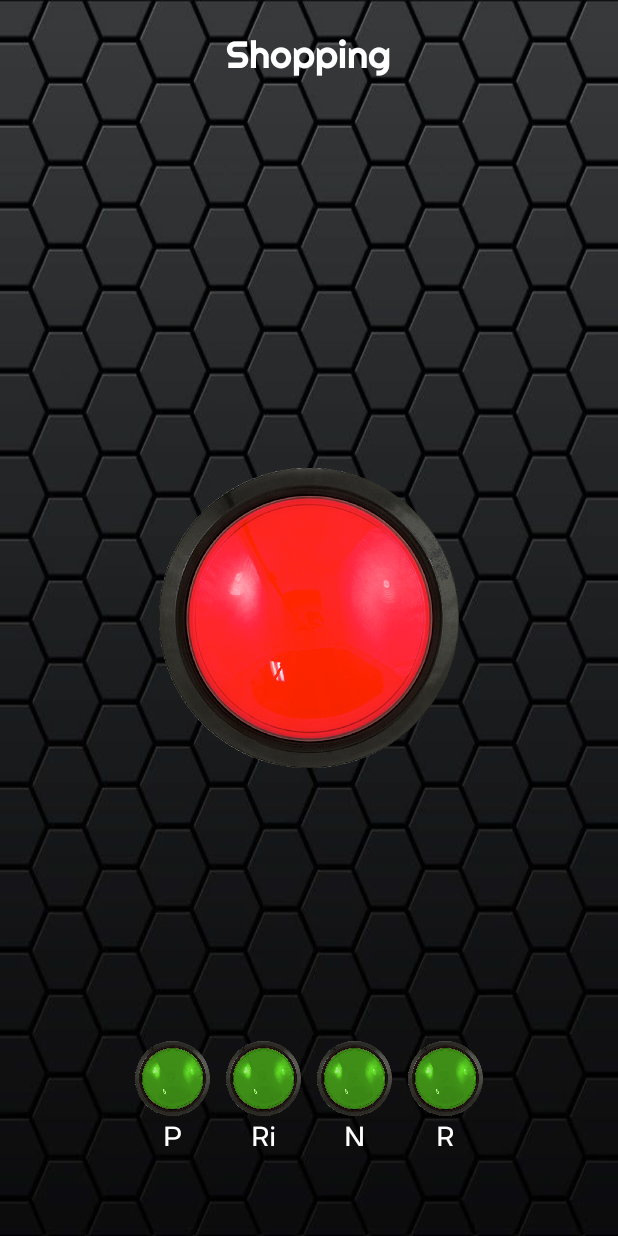
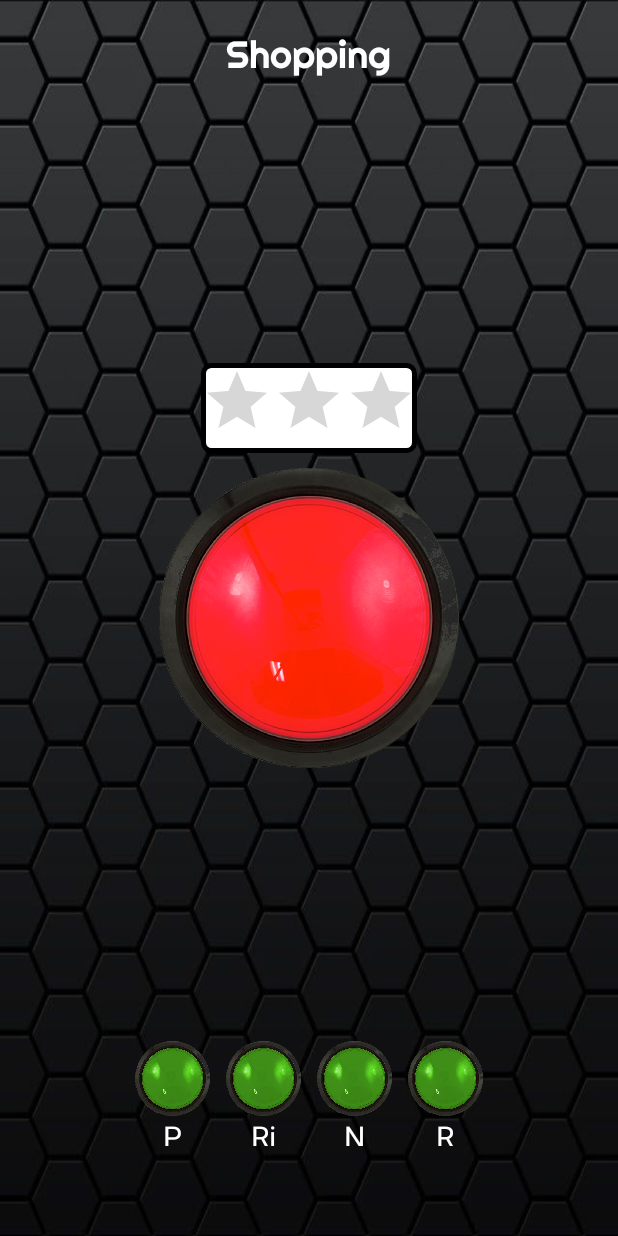
Before and after one commit to SteeveDevelopmentTeam/SteeveRepository, an Android app: the ShoppingActivity screen opened directly, with no data from a screen before it, on a phone screen of 412 x 824 dp. Run offline under Robolectric (Android 15) with nearby library versions, the phone set to English and light mode, and no system bars.

Commit message:
ShoppingActivity fully working  - Increased allowed heap size (to avoid outOfMemory Error). The App needs a memory usage/disposal optimization

```diff
--- a/app/src/main/AndroidManifest.xml
+++ b/app/src/main/AndroidManifest.xml
@@ -7,7 +7,8 @@
         android:icon="@mipmap/ic_launcher"
         android:label="@string/app_name"
         android:supportsRtl="true"
-        android:theme="@style/AppTheme">
+        android:theme="@style/AppTheme"
+        android:largeHeap="true">
         <activity
             android:name=".WelcomeActivity"
             android:label="@string/app_name"
--- a/app/src/main/java/com/steeve/steeveapp/EditDebtsActivity.java
+++ b/app/src/main/java/com/steeve/steeveapp/EditDebtsActivity.java
@@ -416,4 +416,9 @@ public class EditDebtsActivity  extends Activity{
         transactionLV.setAdapter(transactionAdapter);
     }
 
+    @Override
+    protected void onDestroy() {
+        super.onDestroy();
+        Runtime.getRuntime().gc();
+    }
 }
--- a/app/src/main/java/com/steeve/steeveapp/JSONDecoder.java
+++ b/app/src/main/java/com/steeve/steeveapp/JSONDecoder.java
@@ -116,7 +116,8 @@ class JSONDecoder {
         JSONObject obj2 = (JSONObject) reader.get(userId);
         String user = (String) obj2.get("User");
         String need = (String) obj2.get("Need");
-        String[] shoppingData = new String[]{user, need};
+        String amount = (String) obj2.get("Amount");
+        String[] shoppingData = new String[]{user, need, amount};
         return shoppingData;
     }
 }
--- a/app/src/main/java/com/steeve/steeveapp/MainActivity.java
+++ b/app/src/main/java/com/steeve/steeveapp/MainActivity.java
@@ -47,6 +47,7 @@ public class MainActivity extends Activity{
         SharedPreferences.Editor editor = getSharedPreferences("loginCounterPreference", MODE_PRIVATE).edit();
         editor.putInt("loginCounter", loginCount);
         editor.commit();
+        Runtime.getRuntime().gc();
     }
 
     private void updateCounter() {
@@ -54,4 +55,5 @@ public class MainActivity extends Activity{
         TextView counterTextView = (TextView) findViewById(R.id.loginCounterText);
         counterTextView.setText(loginCount.toString());
     }
+
 }
--- /dev/null
+++ b/app/src/main/res/drawable/rating_bar_background.xml
@@ -0,0 +1,9 @@
+<?xml version="1.0" encoding="utf-8"?>
+<shape xmlns:android="http://schemas.android.com/apk/res/android"
+    android:shape="rectangle">
+    <solid android:color="#fff" />
+    <corners android:radius="5dp" />
+    <stroke
+        android:width="5px"
+        android:color="#000000" />
+</shape>
--- a/app/src/main/res/layout/debt_activity_layout.xml
+++ b/app/src/main/res/layout/debt_activity_layout.xml
@@ -323,8 +323,8 @@
     </RelativeLayout>
 
     <ImageButton
-        android:layout_width="50dp"
-        android:layout_height="50dp"
+        android:layout_width="100dp"
+        android:layout_height="100dp"
         android:src="@drawable/dollar"
         android:background="@drawable/roundbutton"
         android:scaleType="fitXY"
--- a/app/src/main/res/layout/shopping_layout.xml
+++ b/app/src/main/res/layout/shopping_layout.xml
@@ -148,4 +148,24 @@
         android:id="@+id/shoppingTitle"
         android:layout_alignParentTop="true"
         android:layout_centerHorizontal="true" />
+
+    <RelativeLayout
+        android:layout_width="wrap_content"
+        android:layout_height="60dp"
+        android:layout_marginBottom="10dp"
+        android:id="@+id/ratingLayout"
+        android:layout_above="@+id/mainAlertButton"
+        android:layout_centerHorizontal="true"
+        android:background="@drawable/rating_bar_background"
+        android:visibility="visible">
+
+        <RatingBar
+            android:layout_width="wrap_content"
+            android:layout_height="wrap_content"
+            android:id="@+id/needRatingBar"
+            android:layout_centerVertical="true"
+            android:layout_centerHorizontal="true"
+            android:stepSize="1"
+            android:numStars="3" />
+    </RelativeLayout>
 </RelativeLayout>
--- a/app/src/main/res/values/colors.xml
+++ b/app/src/main/res/values/colors.xml
@@ -4,4 +4,6 @@
     <color name="colorPrimaryDark">#303F9F</color>
     <color name="colorAccent">#FF4081</color>
     <color name="black">#000</color>
+    <color name="red">#FF0000</color>
+    <color name="white">#FFFFFF</color>
 </resources>
```
Also changed, not shown: app/src/main/java/com/steeve/steeveapp/DebtActivity.java (+6 -1 lines), app/src/main/java/com/steeve/steeveapp/ShoppingActivity.java (+83 -6 lines), app/src/main/java/com/steeve/steeveapp/WelcomeActivity.java (+8 -2 lines), app/src/main/res/drawable/alert_button.png, app/src/main/res/drawable/green_alert_button.png.
